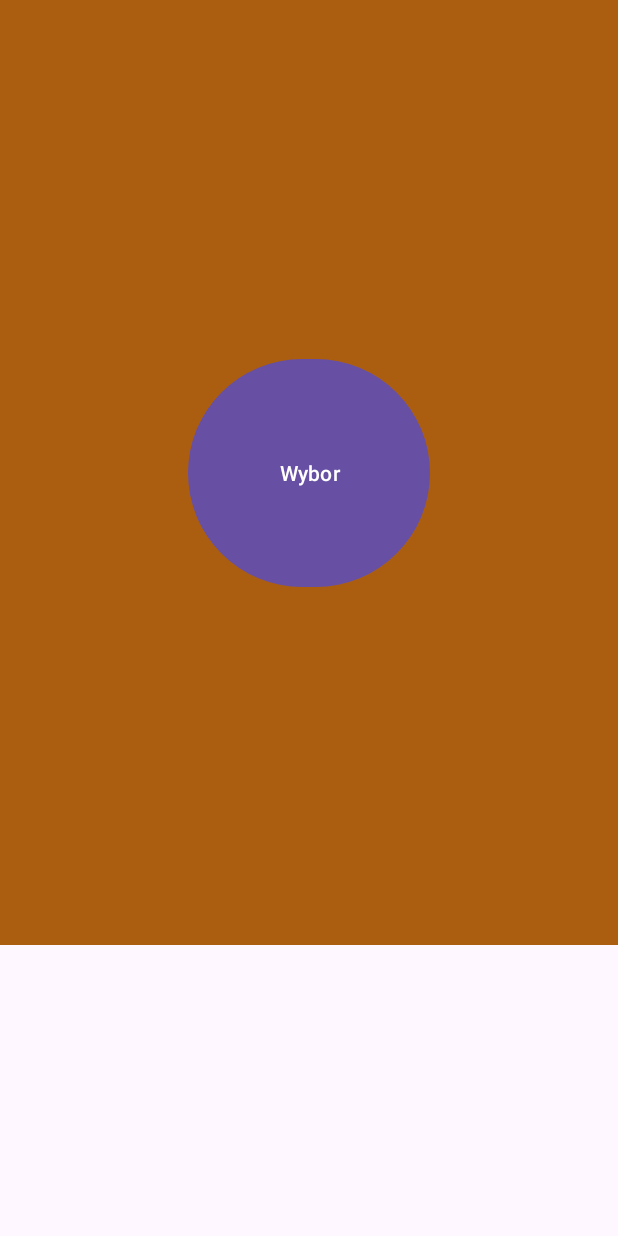
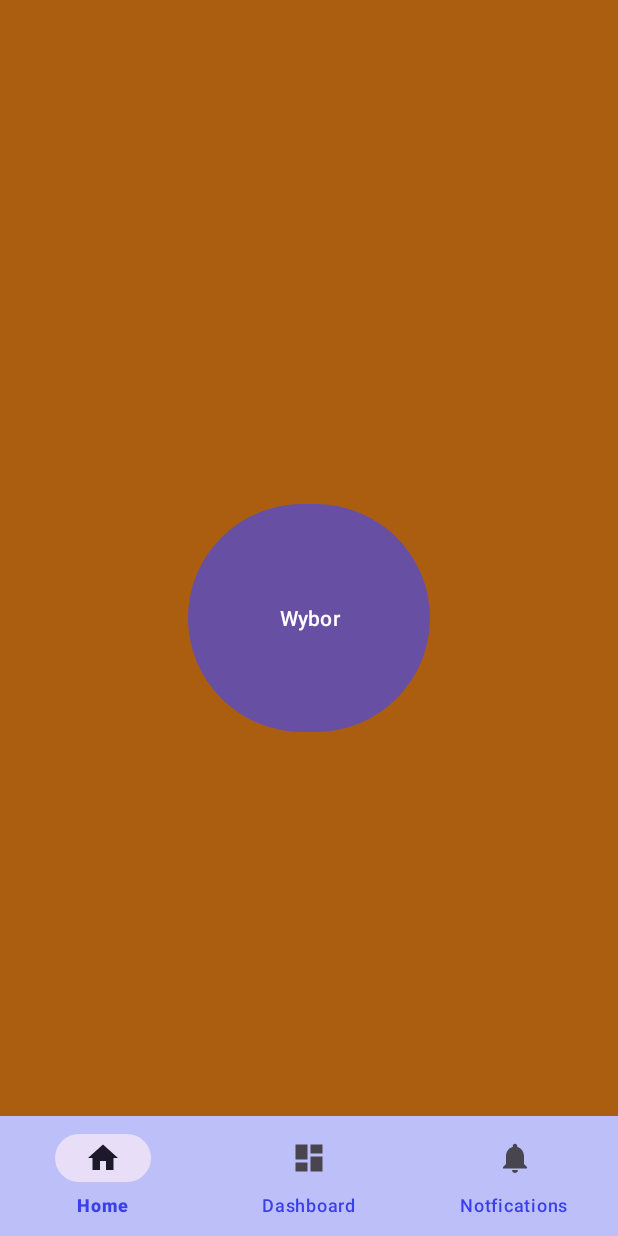
Before and after one commit to RudyKarpus/Puber, an Android app: the screen it shows after launch (MainActivity), on a phone screen of 412 x 824 dp. Run offline under Robolectric (Android 15) with nearby library versions, the phone set to English and light mode, and no system bars; our stand-ins replace navigation-ui.

Commit message:
Adding navigation bar sample menu and with simple animation.

```diff
--- a/app/src/main/java/com/example/myapplication/app/MainActivity.java
+++ b/app/src/main/java/com/example/myapplication/app/MainActivity.java
@@ -3,16 +3,32 @@ package com.example.myapplication.app;
 import android.os.Bundle;
 
 import androidx.appcompat.app.AppCompatActivity;
+import androidx.navigation.NavController;
+import androidx.navigation.Navigation;
+import androidx.navigation.ui.AppBarConfiguration;
+import androidx.navigation.ui.NavigationUI;
 
 import com.example.myapplication.R;
+import com.example.myapplication.databinding.ActivityMainBinding;
+import com.google.android.material.bottomnavigation.BottomNavigationView;
 
 public class MainActivity extends AppCompatActivity {
 
-
+    private ActivityMainBinding binding;
     @Override
     protected void onCreate(Bundle savedInstanceState) {
         super.onCreate(savedInstanceState);
-        setContentView(R.layout.activity_main);
+
+        binding = ActivityMainBinding.inflate(getLayoutInflater());
+        setContentView(binding.getRoot());
+        BottomNavigationView navView = findViewById(R.id.nav_view);
+
+        AppBarConfiguration appBarConfiguration = new AppBarConfiguration.Builder(
+                R.id.navigation_home, R.id.navigation_dashboard, R.id.navigation_notifications)
+                .build();
+        //NavController navController = Navigation.findNavController(this, R.id.nav_host_fragment_activity_main);
+       // NavigationUI.setupActionBarWithNavController(this, navController, appBarConfiguration);
+      //  NavigationUI.setupWithNavController(binding.navView, navController);
 
 
     }
--- a/app/src/main/java/com/example/myapplication/ui/FiltrationFragment.java
+++ b/app/src/main/java/com/example/myapplication/ui/FiltrationFragment.java
@@ -7,6 +7,7 @@ import static com.example.myapplication.app.Constants.PRICE_VIEW_ID_LIST;
 import android.os.Bundle;
 import android.util.Log;
 import android.view.View;
+import android.view.animation.TranslateAnimation;
 
 import androidx.annotation.NonNull;
 import androidx.fragment.app.Fragment;
@@ -15,6 +16,7 @@ import androidx.navigation.Navigation;
 import com.example.myapplication.R;
 import com.example.myapplication.app.AppContainer;
 import com.example.myapplication.data.FiltrationData;
+import com.google.android.material.bottomnavigation.BottomNavigationView;
 import com.google.android.material.chip.Chip;
 import com.google.android.material.slider.RangeSlider;
 import com.google.android.material.slider.Slider;
@@ -37,13 +39,22 @@ public class FiltrationFragment extends Fragment {
     }
     @Override
     public void onViewCreated(@NonNull View view, Bundle savedInstanceState) {
-
+        var nav_bar=getActivity().findViewById(R.id.nav_view);
+        getActivity().findViewById(R.id.nav_view).setVisibility(View.GONE);
+        TranslateAnimation animate = new TranslateAnimation(0, 0, 0,  nav_bar.getHeight());
+        animate.setDuration(200);
+        getActivity().findViewById(R.id.nav_view).startAnimation(animate);
        requireView().findViewById(R.id.buttonfiltr).setOnClickListener(v->{
            filtration(requireView());
+           getActivity().findViewById(R.id.nav_view).setVisibility(View.VISIBLE);
+           TranslateAnimation animate2 = new TranslateAnimation(0, 0,  nav_bar.getHeight(), 0);
+           animate2.setDuration(200);
+           animate2.setFillAfter(true);
+           getActivity().findViewById(R.id.nav_view).startAnimation(animate2);
            Navigation.findNavController(v).navigate(FiltrationFragmentDirections.filtrationToSearcher());
        });
+
     }
-
 
     public void filtration(View view)
     {
--- /dev/null
+++ b/app/src/main/res/drawable/ic_dashboard_black_24dp.xml
@@ -0,0 +1,9 @@
+<vector xmlns:android="http://schemas.android.com/apk/res/android"
+    android:width="24dp"
+    android:height="24dp"
+    android:viewportWidth="24.0"
+    android:viewportHeight="24.0">
+    <path
+        android:fillColor="#FF000000"
+        android:pathData="M3,13h8L11,3L3,3v10zM3,21h8v-6L3,15v6zM13,21h8L21,11h-8v10zM13,3v6h8L21,3h-8z" />
+</vector>
--- /dev/null
+++ b/app/src/main/res/drawable/ic_home_black_24dp.xml
@@ -0,0 +1,9 @@
+<vector xmlns:android="http://schemas.android.com/apk/res/android"
+    android:width="24dp"
+    android:height="24dp"
+    android:viewportWidth="24.0"
+    android:viewportHeight="24.0">
+    <path
+        android:fillColor="#FF000000"
+        android:pathData="M10,20v-6h4v6h5v-8h3L12,3 2,12h3v8z" />
+</vector>
--- /dev/null
+++ b/app/src/main/res/drawable/ic_notifications_black_24dp.xml
@@ -0,0 +1,9 @@
+<vector xmlns:android="http://schemas.android.com/apk/res/android"
+    android:width="24dp"
+    android:height="24dp"
+    android:viewportWidth="24.0"
+    android:viewportHeight="24.0">
+    <path
+        android:fillColor="#FF000000"
+        android:pathData="M12,22c1.1,0 2,-0.9 2,-2h-4c0,1.1 0.89,2 2,2zM18,16v-5c0,-3.07 -1.64,-5.64 -4.5,-6.32L13.5,4c0,-0.83 -0.67,-1.5 -1.5,-1.5s-1.5,0.67 -1.5,1.5v0.68C7.63,5.36 6,7.92 6,11v5l-2,2v1h16v-1l-2,-2z" />
+</vector>
--- a/app/src/main/res/layout/activity_main.xml
+++ b/app/src/main/res/layout/activity_main.xml
@@ -1,18 +1,29 @@
 <?xml version="1.0" encoding="utf-8"?>
-<FrameLayout xmlns:android="http://schemas.android.com/apk/res/android"
+<androidx.constraintlayout.widget.ConstraintLayout xmlns:android="http://schemas.android.com/apk/res/android"
     xmlns:app="http://schemas.android.com/apk/res-auto"
     xmlns:tools="http://schemas.android.com/tools"
     android:layout_width="match_parent"
     android:layout_height="match_parent"
     tools:context=".app.MainActivity">
 
+    <com.google.android.material.bottomnavigation.BottomNavigationView
+        android:id="@+id/nav_view"
+        android:layout_width="0dp"
+        android:layout_height="wrap_content"
+        android:background="#BDBFF9"
+        app:itemTextColor="#393FE9"
+        app:layout_constraintBottom_toBottomOf="parent"
+        app:layout_constraintLeft_toLeftOf="parent"
+        app:layout_constraintRight_toRightOf="parent"
+        app:menu="@menu/bottom_nav_menu" />
+
     <androidx.fragment.app.FragmentContainerView
         android:id="@+id/fragmentContainerView"
         android:name="androidx.navigation.fragment.NavHostFragment"
         android:layout_width="match_parent"
-        android:layout_height="630dp"
+        android:layout_height="match_parent"
         app:defaultNavHost="true"
+        app:layout_constraintBottom_toTopOf="@+id/nav_view"
         app:navGraph="@navigation/mobile_navigation"
-        tools:layout_editor_absoluteX="1dp"
-        tools:layout_editor_absoluteY="1dp" />
-</FrameLayout>
+        tools:layout_editor_absoluteX="1dp" />
+</androidx.constraintlayout.widget.ConstraintLayout>
--- /dev/null
+++ b/app/src/main/res/menu/bottom_nav_menu.xml
@@ -0,0 +1,19 @@
+<?xml version="1.0" encoding="utf-8"?>
+<menu xmlns:android="http://schemas.android.com/apk/res/android">
+
+    <item
+        android:id="@+id/navigation_home"
+        android:icon="@drawable/ic_home_black_24dp"
+        android:title="Home" />
+
+    <item
+        android:id="@+id/navigation_dashboard"
+        android:icon="@drawable/ic_dashboard_black_24dp"
+        android:title="Dashboard" />
+
+    <item
+        android:id="@+id/navigation_notifications"
+        android:icon="@drawable/ic_notifications_black_24dp"
+        android:title="Notfications" />
+
+</menu>
```
